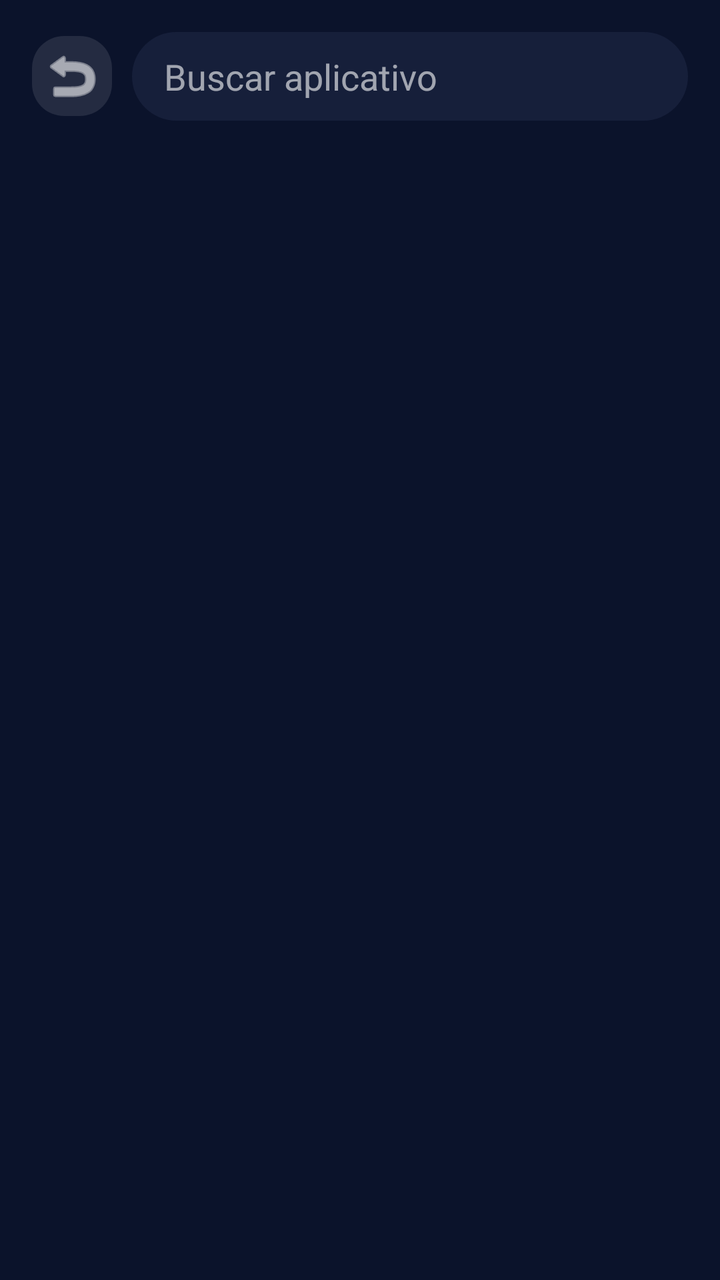
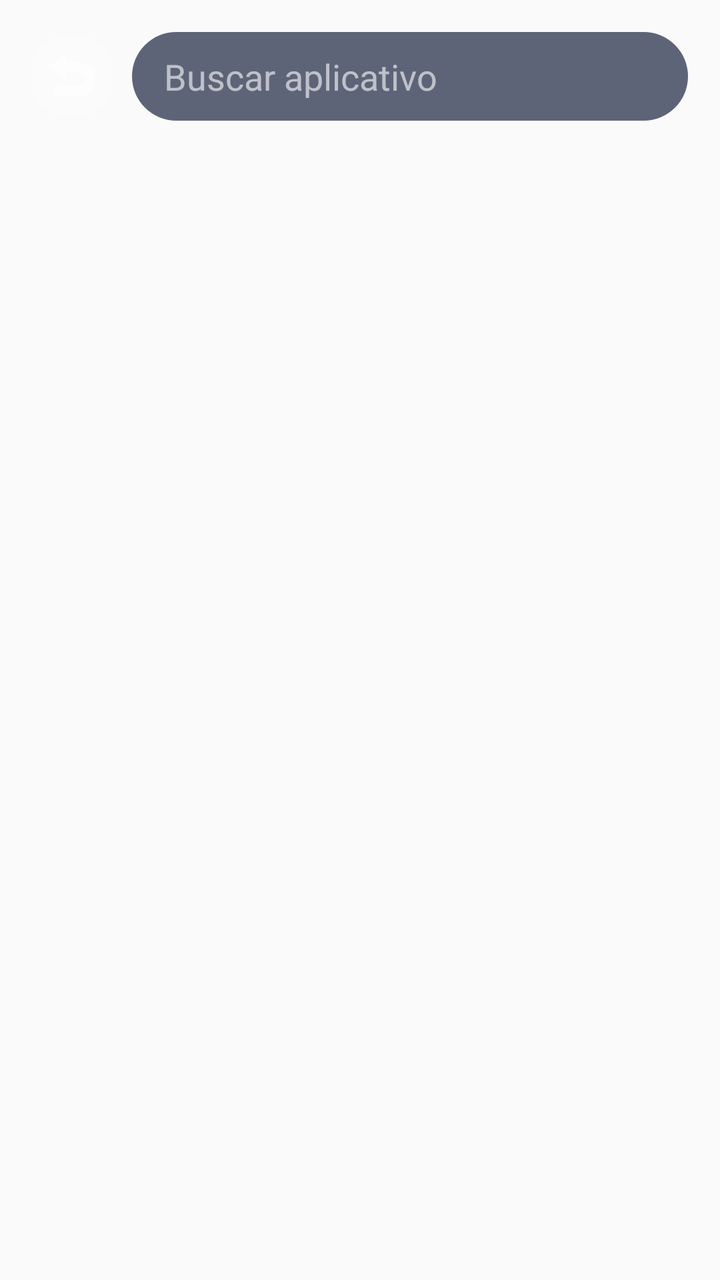

Two renders of the same Android screen: before a commit and after it. Below are the layout's source before the change and the commit's diff.
<!-- AndroidManifest.xml: activity theme AppTheme.NoActionBar -->
<!-- res/layout/activity_launcher_drawer.xml -->
<?xml version="1.0" encoding="utf-8"?>
<LinearLayout xmlns:android="http://schemas.android.com/apk/res/android"
    android:id="@+id/drawerRoot"
    android:layout_width="match_parent"
    android:layout_height="match_parent"
    android:orientation="vertical"
    android:background="#0B132B"
    android:padding="16dp">

    <LinearLayout
        android:layout_width="match_parent"
        android:layout_height="wrap_content"
        android:orientation="horizontal"
        android:gravity="center_vertical"
        android:layout_marginBottom="16dp">

        <ImageButton
            android:id="@+id/backButton"
            android:layout_width="40dp"
            android:layout_height="40dp"
            android:background="@drawable/bg_app_icon"
            android:src="@android:drawable/ic_menu_revert"
            android:tint="#FFFFFF"
            android:contentDescription="Voltar" />

        <EditText
            android:id="@+id/searchInput"
            android:layout_width="0dp"
            android:layout_height="wrap_content"
            android:layout_weight="1"
            android:layout_marginStart="10dp"
            android:hint="Buscar aplicativo"
            android:textColorHint="#99FFFFFF"
            android:textColor="#FFFFFF"
            android:background="@drawable/bg_status_pill"
            android:paddingHorizontal="16dp"
            android:paddingVertical="10dp"
            android:inputType="text"
            android:maxLines="1"
            android:imeOptions="actionSearch" />
    </LinearLayout>

    <androidx.recyclerview.widget.RecyclerView
        android:id="@+id/appsRecyclerView"
        android:layout_width="match_parent"
        android:layout_height="0dp"
        android:layout_weight="1"
        android:clipToPadding="false"
        android:paddingBottom="16dp" />
</LinearLayout>
<!-- resources referenced by this layout -->
<resources>
  <!-- drawable bg_app_icon (drawable) -->
  <?xml version="1.0" encoding="utf-8"?>
  <shape xmlns:android="http://schemas.android.com/apk/res/android" android:shape="rectangle">
      <corners android:radius="16dp" />
      <solid android:color="#1AFFFFFF" />
  </shape>
  <!-- drawable bg_status_pill (drawable) -->
  <?xml version="1.0" encoding="utf-8"?>
  <shape xmlns:android="http://schemas.android.com/apk/res/android" android:shape="rectangle">
      <corners android:radius="999dp" />
      <solid android:color="#B21C2541" />
  </shape>
  <style name="AppTheme.NoActionBar" parent="Theme.AppCompat.DayNight.NoActionBar">
          <item name="windowActionBar">false</item>
          <item name="windowNoTitle">true</item>
          <item name="android:background">@null</item>
      </style>
</resources>

<!-- the commit's change to res/layout/activity_launcher_drawer.xml (unified diff, before → after) -->
@@ -4,7 +4,6 @@
     android:layout_width="match_parent"
     android:layout_height="match_parent"
     android:orientation="vertical"
-    android:background="#0B132B"
     android:padding="16dp">
 
     <LinearLayout
